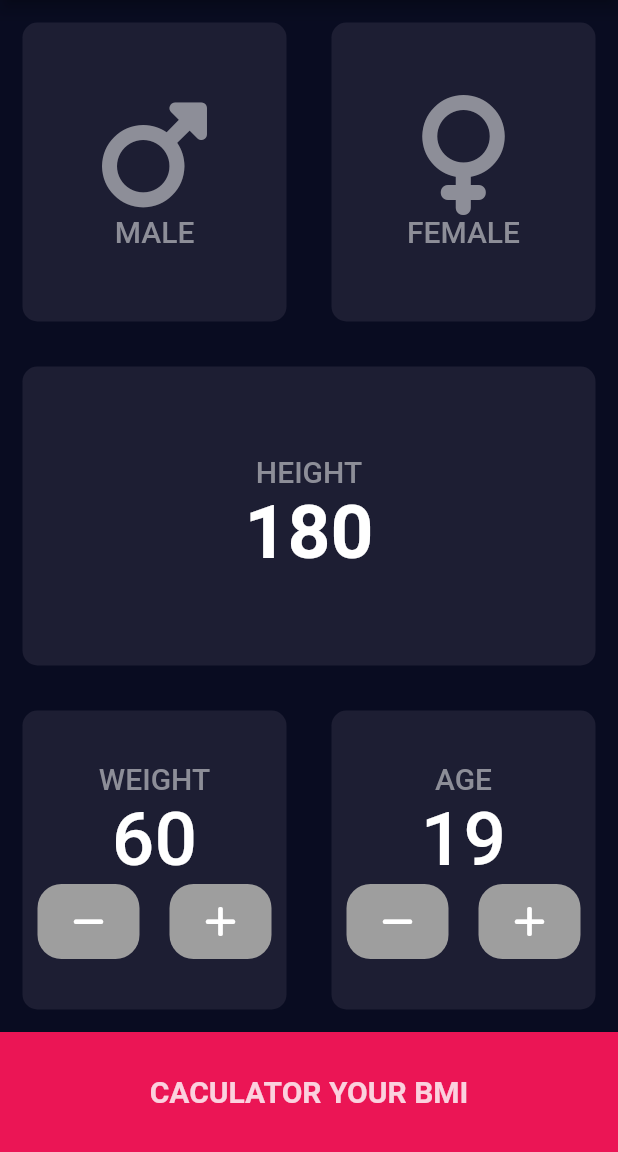
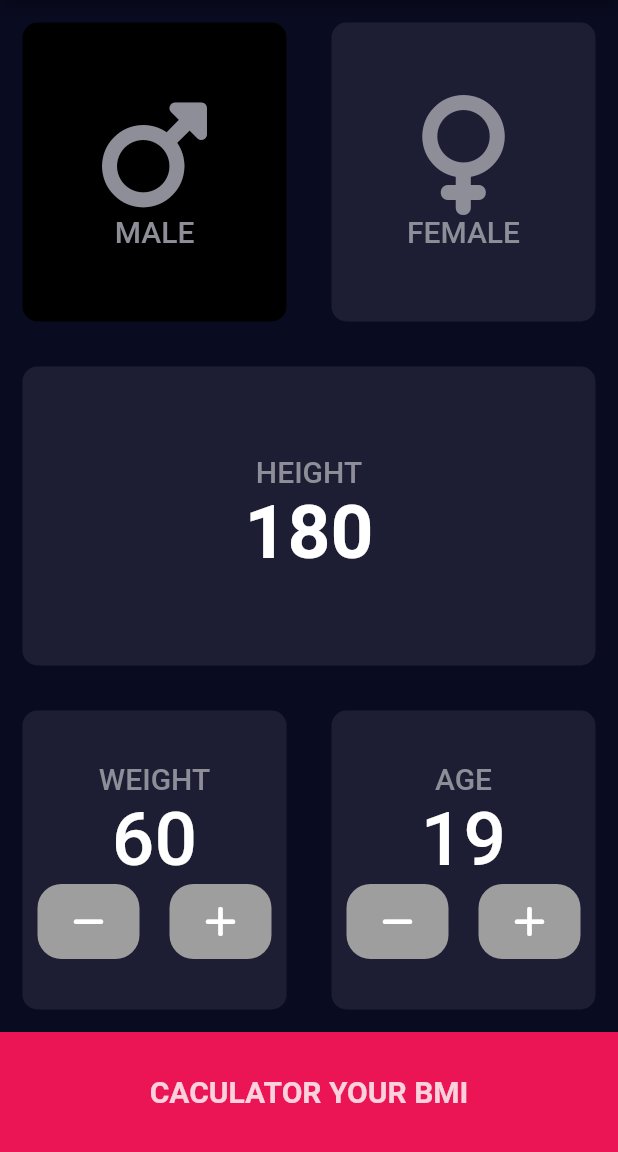
Before and after one commit to TienPhuc02/bmi-caculator, a Flutter app: the screen it shows after launch, after a tap on "MALE", on a phone screen of 412 x 824 dp, the part 84-1236 px from its top. Run offline on Flutter 3.47's test engine with Material 2 defaults, Android fonts, the phone set to English and light mode, and no system bars; our stand-ins replace font_awesome_flutter.

Commit message:
const variable, set state change color

```diff
--- a/lib/input_page.dart
+++ b/lib/input_page.dart
@@ -16,6 +16,26 @@ class InputPage extends StatefulWidget {
 }
 
 class _InputPageState extends State<InputPage> {
+  Color maleCardColor = inactiveCardColor;
+  Color femaleCardColor = inactiveCardColor;
+  void updateColor(int gender) {
+    if (gender == 1) {
+      if (maleCardColor == inactiveCardColor) {
+        maleCardColor = activeCardColor;
+        femaleCardColor = inactiveCardColor;
+      } else {
+        maleCardColor = inactiveCardColor;
+      }
+    } else if (gender == 2) {
+      if (femaleCardColor == inactiveCardColor) {
+        femaleCardColor = activeCardColor;
+        maleCardColor = inactiveCardColor;
+      } else {
+        femaleCardColor = inactiveCardColor;
+      }
+    }
+  }
+
   @override
   Widget build(BuildContext context) {
     return Scaffold(
@@ -41,22 +61,35 @@ class _InputPageState extends State<InputPage> {
                   Expanded(
                     child: GestureDetector(
                       onTap: () {
-                        print("hello world");
+                        setState(() {
+                          updateColor(1);
+                        });
                       },
-                      child: const Card(
-                        color: Color(0xff1D1E33),
-                        cardChild: CardContentGender(
+                      child: Card(
+                        color: maleCardColor,
+                        cardChild: const CardContentGender(
                             iconGender: FontAwesomeIcons.mars,
-                            nameGender: "MALE"),
+                            nameGender: "MALE",
+                            inactiveTextCardColor: inactiveTextCardColor,
+                            inactiveIconColor: inactiveIconColor),
                       ),
                     ),
                   ),
-                  const Expanded(
-                    child: Card(
-                      color: Color(0xff1D1E33),
-                      cardChild: CardContentGender(
-                          iconGender: FontAwesomeIcons.venus,
-                          nameGender: "FEMALE"),
+                  Expanded(
+                    child: GestureDetector(
+                      onTap: () {
+                        setState(() {
+                          updateColor(2);
+                        });
+                      },
+                      child: Card(
+                        color: femaleCardColor,
+                        cardChild: const CardContentGender(
+                            iconGender: FontAwesomeIcons.venus,
+                            nameGender: "FEMALE",
+                            inactiveTextCardColor: inactiveTextCardColor,
+                            inactiveIconColor: inactiveIconColor),
+                      ),
                     ),
                   ),
                 ],
@@ -128,7 +161,7 @@ class CardContentWeightAge extends StatelessWidget {
           child: Text(
             nameData,
             style: const TextStyle(
-                color: Color(0xff8D8E98),
+                color: inactiveTextCardColor,
                 fontWeight: FontWeight.w500,
                 fontSize: 20),
           ),
@@ -216,9 +249,15 @@ class CardContentHeight extends StatelessWidget {
 
 class CardContentGender extends StatelessWidget {
   const CardContentGender(
-      {super.key, required this.nameGender, required this.iconGender});
+      {super.key,
+      required this.nameGender,
+      required this.iconGender,
+      required this.inactiveTextCardColor,
+      required this.inactiveIconColor});
   final String nameGender;
   final IconData iconGender;
+  final Color inactiveIconColor;
+  final Color inactiveTextCardColor;
   @override
   Widget build(BuildContext context) {
     return Column(
@@ -228,14 +267,14 @@ class CardContentGender extends StatelessWidget {
           child: Icon(
             iconGender,
             size: 80,
-            color: const Color(0xff8D8E98),
+            color: inactiveIconColor,
           ),
         ),
         Container(
           child: Text(
             nameGender,
-            style: const TextStyle(
-                color: Color(0xff8D8E98),
+            style: TextStyle(
+                color: inactiveTextCardColor,
                 fontWeight: FontWeight.w500,
                 fontSize: 20),
           ),
```
